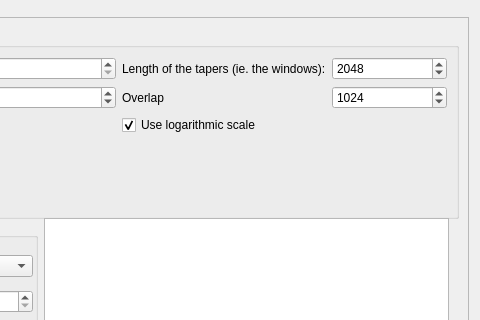
Old version of the form qt4Designer_ui_files/powerSpectrumDialogUi.ui in the repository cibr-jyu/meggie; both pictures show x 244 to 724 and y 0 to 320 of the 724 by 665 pixel window.
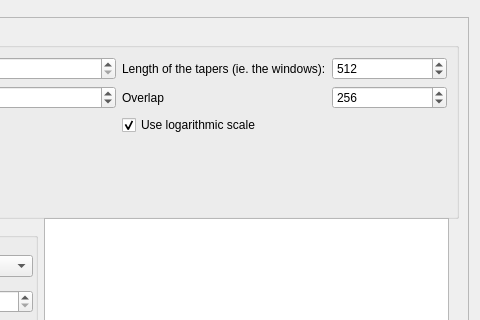
New version of the form.

Patch:
```diff
--- a/qt4Designer_ui_files/powerSpectrumDialogUi.ui
+++ b/qt4Designer_ui_files/powerSpectrumDialogUi.ui
@@ -176,7 +176,7 @@
                <number>10000</number>
               </property>
               <property name="value">
-               <number>2048</number>
+               <number>512</number>
               </property>
              </widget>
             </item>
@@ -199,7 +199,7 @@
                <number>10000</number>
               </property>
               <property name="value">
-               <number>1024</number>
+               <number>256</number>
               </property>
              </widget>
             </item>
```
